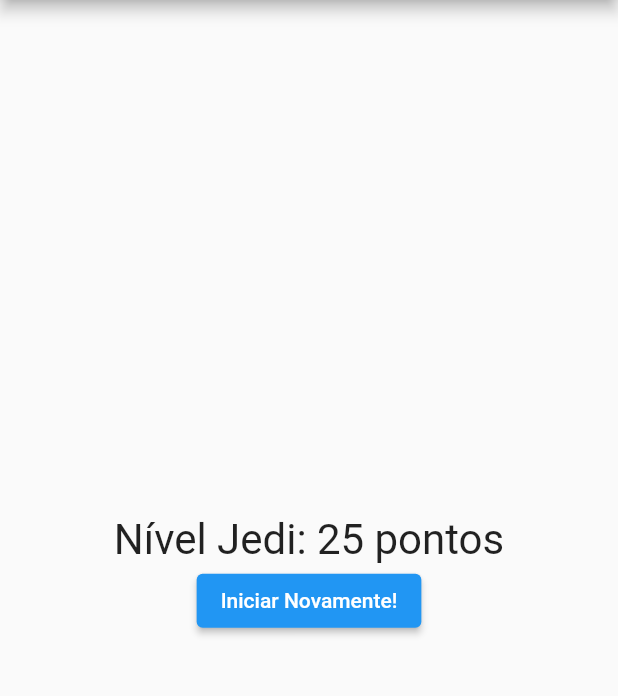
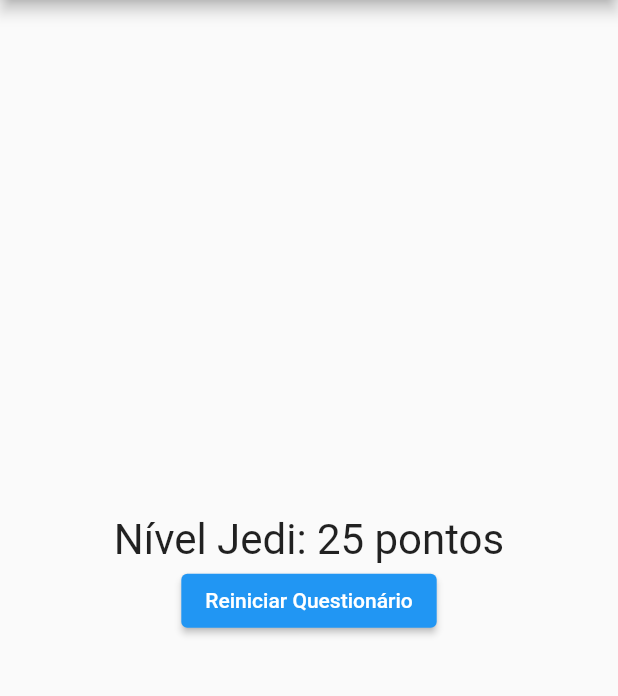
Before and after one commit to davidu2d/project_flutter, a Flutter app: the screen it shows after launch, after a tap on "Preto", after a tap on "Cobra", after a tap on "Maria", on a phone screen of 412 x 824 dp, the part 84-780 px from its top. Run offline on Flutter 3.47's test engine with Material 2 defaults, Android fonts, the phone set to English and light mode, and no system bars.

Commit message:
alterando nome do botão de reiniciar questionario

```diff
--- a/lib/resultado.dart
+++ b/lib/resultado.dart
@@ -30,7 +30,7 @@ class Resultado extends StatelessWidget {
         ),
         ElevatedButton(
             onPressed: reset,
-            child: Text("Iniciar Novamente!"),
+            child: Text("Reiniciar Questionário"),
             style: ElevatedButton.styleFrom(backgroundColor: Colors.blue))
       ],
     );
```
